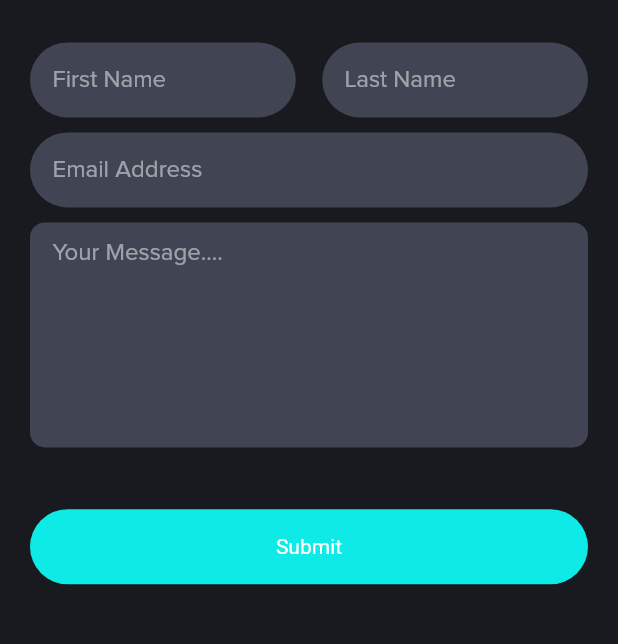
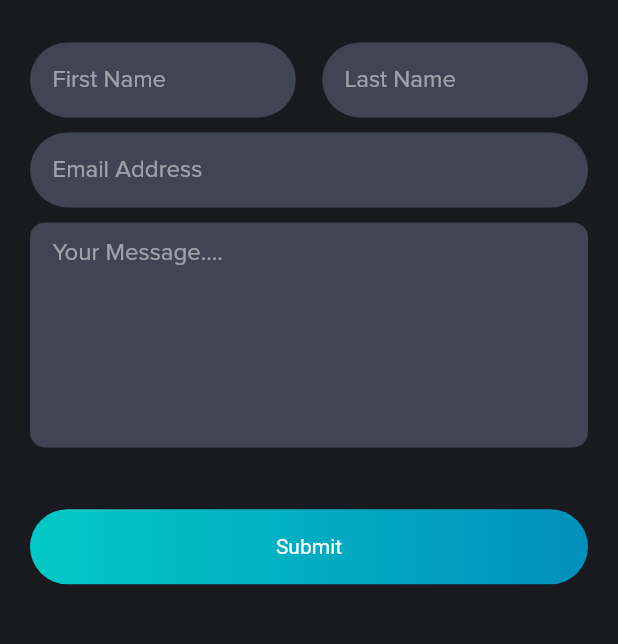
Before and after one commit to AKODES-IT-SOLUTIONS/flockdock, a Flutter app: the Contact screen opened directly, on a phone screen of 412 x 824 dp, the part 380-1024 px from its top. Run offline on Flutter 3.47's test engine with Material 2 defaults, Android fonts, the phone set to English and light mode, and no system bars; our stand-ins replace dio, firebase_auth, firebase_core, flutter_svg, flutter_switch, geolocator and 9 more; missing offline and left inert: any_link_preview, draggable_bottom_sheet_nullsafety, omni_datetime_picker, places_service; accounts and stored records are empty; project files that could hold a hidden picture were left out.

Commit message:
new code push

```diff
--- a/lib/View/Screens/chat/chat.dart
+++ b/lib/View/Screens/chat/chat.dart
@@ -62,7 +62,6 @@ class _ChatState extends State<Chat> {
   @override
   Widget build(BuildContext context) {
     return Scaffold(
-      // Change
       backgroundColor: KbgBlack,
       appBar: SimpleAppbar(description: "Messages", pageName: "INBOX",pageTrailing: "",),
       body: Column(
--- a/lib/View/Screens/help/contact.dart
+++ b/lib/View/Screens/help/contact.dart
@@ -115,7 +115,7 @@ class _ContactState extends State<Contact> {
             MyButton(
               text: "Submit",
               textColor: KWhite,
-              buttonColor: KBlue,
+              buttonColor: KMediumBlue,
               buttonHight: 50.0,
               onPressed: contactQueries,
             ),
```
Also changed, not shown: 3 other files.
